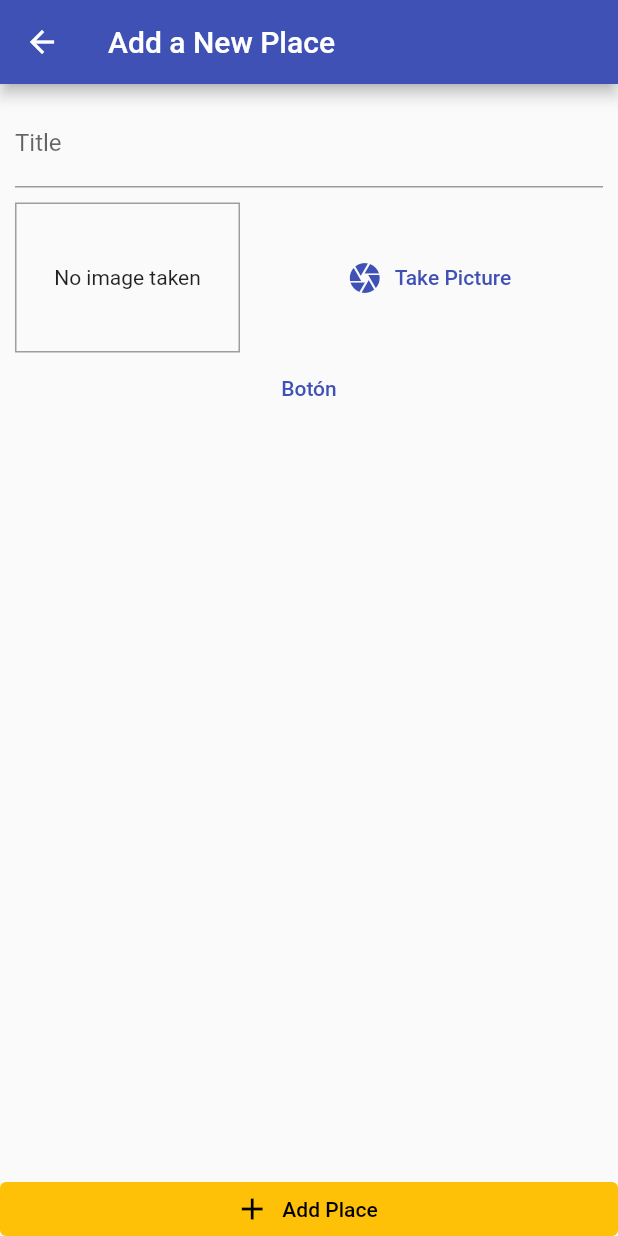
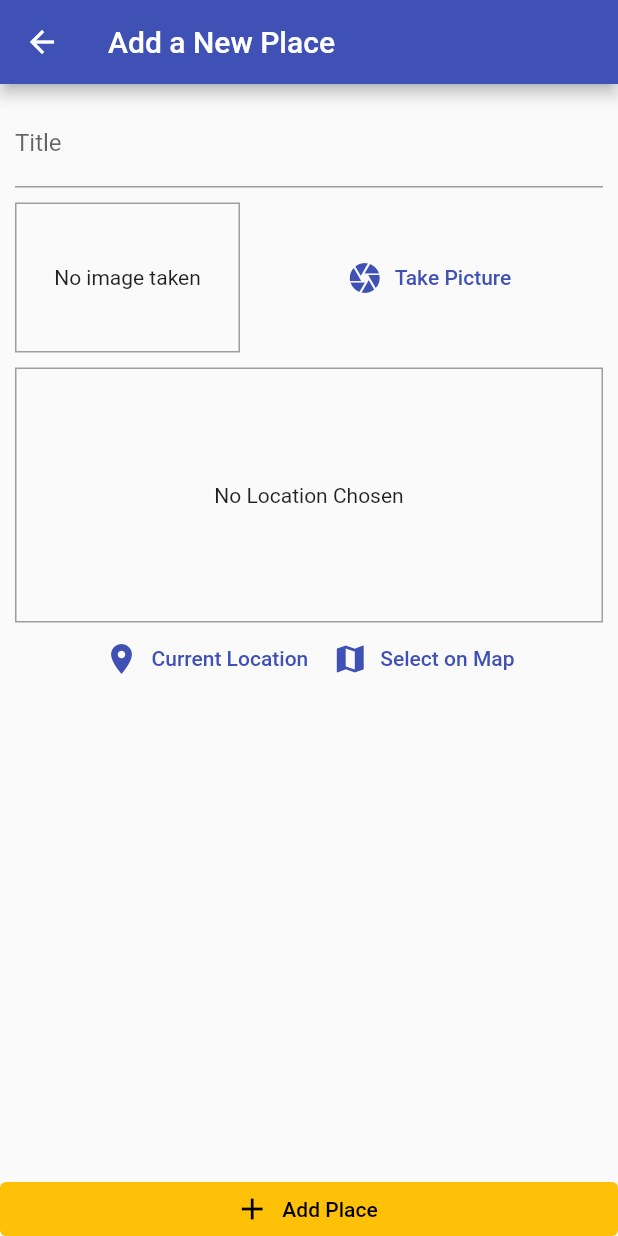
Before and after one commit to UlisesLugo/great_places_app, a Flutter app: the AddPlaceScreen screen opened by its route, on a phone screen of 412 x 824 dp. Run offline on Flutter 3.47's test engine with Material 2 defaults, Android fonts, the phone set to English and light mode, and no system bars; our stand-ins replace flutter_dotenv, geolocator, image_picker, sqflite; accounts and stored records are empty.

```diff
--- /dev/null
+++ b/lib/helpers/location_helper.dart
@@ -0,0 +1,11 @@
+import 'package:flutter_dotenv/flutter_dotenv.dart';
+
+final key = dotenv.get('GOOGLE_API_KEY', fallback: 'Test');
+
+class LocationHelper {
+  static String generateLocationPreviewImage(
+      {double latitude = 0, double longitude = 0}) {
+    return 'https://maps.googleapis.com/maps/api/staticmap?center=$latitude,$longitude' +
+        '&zoom=16&size=600x300&maptype=roadmap&markers=color:red%7Clabel:A%7C$latitude,$longitude&key=$key';
+  }
+}
--- a/lib/main.dart
+++ b/lib/main.dart
@@ -1,4 +1,5 @@
 import 'package:flutter/material.dart';
+import 'package:flutter_dotenv/flutter_dotenv.dart';
 import 'package:provider/provider.dart';
 
 import './providers/places.dart';
@@ -6,7 +7,10 @@ import './providers/places.dart';
 import './screens/add_place_screen.dart';
 import './screens/places_list_screen.dart';
 
-void main() => runApp(MyApp());
+void main() async {
+  await dotenv.load();
+  runApp(MyApp());
+}
 
 class MyApp extends StatelessWidget {
   @override
--- a/lib/providers/places.dart
+++ b/lib/providers/places.dart
@@ -24,6 +24,7 @@ class Places with ChangeNotifier {
             ))
         .toList();
     notifyListeners();
+
     return Future.value();
   }
 
--- a/lib/screens/add_place_screen.dart
+++ b/lib/screens/add_place_screen.dart
@@ -3,6 +3,7 @@ import 'dart:io';
 import 'package:flutter/material.dart';
 import 'package:great_places_app/providers/places.dart';
 import 'package:great_places_app/widgets/image_input.dart';
+import 'package:great_places_app/widgets/location_input.dart';
 import 'package:provider/provider.dart';
 
 class AddPlaceScreen extends StatefulWidget {
@@ -50,10 +51,8 @@ class _AddPlaceScreenState extends State<AddPlaceScreen> {
                     ),
                     SizedBox(height: 10),
                     ImageInput(_selectImage),
-                    TextButton(
-                      child: Text('Botón'),
-                      onPressed: () {},
-                    ),
+                    SizedBox(height: 10),
+                    LocationInput(),
                   ],
                 ),
               ),
--- a/lib/screens/places_list_screen.dart
+++ b/lib/screens/places_list_screen.dart
@@ -1,3 +1,5 @@
+import 'dart:io';
+
 import 'package:flutter/material.dart';
 import 'package:great_places_app/providers/places.dart';
 import 'package:provider/provider.dart';
@@ -34,9 +36,10 @@ class PlacesListScreen extends StatelessWidget {
                   : ListView.builder(
                       itemCount: places.items.length,
                       itemBuilder: (ctx2, i) {
+                        FileImage image = FileImage(places.items[i].image);
                         return ListTile(
                           leading: CircleAvatar(
-                            backgroundImage: FileImage(places.items[i].image),
+                            backgroundImage: image,
                           ),
                           title: Text(places.items[i].title),
                         );
--- /dev/null
+++ b/lib/widgets/location_input.dart
@@ -0,0 +1,93 @@
+import 'package:flutter/material.dart';
+import 'package:geolocator/geolocator.dart';
+import 'package:great_places_app/helpers/location_helper.dart';
+
+class LocationInput extends StatefulWidget {
+  @override
+  State<LocationInput> createState() => _LocationInputState();
+}
+
+class _LocationInputState extends State<LocationInput> {
+  String? _previewImageUrl;
+
+  Future<void> _getCurrentLocation() async {
+    bool serviceEnabled;
+    LocationPermission permission;
+
+    // Test if location services are enabled.
+    serviceEnabled = await Geolocator.isLocationServiceEnabled();
+    if (!serviceEnabled) {
+      // Location services are not enabled don't continue
+      // accessing the position and request users of the
+      // App to enable the location services.
+      return Future.error('Location services are disabled.');
+    }
+
+    permission = await Geolocator.checkPermission();
+    if (permission == LocationPermission.denied) {
+      permission = await Geolocator.requestPermission();
+      if (permission == LocationPermission.denied) {
+        // Permissions are denied, next time you could try
+        // requesting permissions again (this is also where
+        // Android's shouldShowRequestPermissionRationale
+        // returned true. According to Android guidelines
+        // your App should show an explanatory UI now.
+        return Future.error('Location permissions are denied');
+      }
+    }
+
+    if (permission == LocationPermission.deniedForever) {
+      // Permissions are denied forever, handle appropriately.
+      return Future.error(
+          'Location permissions are permanently denied, we cannot request permissions.');
+    }
+    final locData = await Geolocator.getCurrentPosition();
+    final imageUrl = LocationHelper.generateLocationPreviewImage(
+      latitude: locData.latitude,
+      longitude: locData.longitude,
+    );
+    setState(() {
+      _previewImageUrl = imageUrl;
+    });
+    return Future.value();
+  }
+
+  @override
+  Widget build(BuildContext context) {
+    return Column(children: [
+      Container(
+        height: 170,
+        width: double.infinity,
+        alignment: Alignment.center,
+        decoration:
+            BoxDecoration(border: Border.all(width: 1, color: Colors.grey)),
+        child: _previewImageUrl == null
+            ? Text(
+                'No Location Chosen',
+                textAlign: TextAlign.center,
+              )
+            : Image.network(
+                _previewImageUrl!,
+                fit: BoxFit.cover,
+                width: double.infinity,
+              ),
+      ),
+      Row(
+        mainAxisAlignment: MainAxisAlignment.center,
+        children: [
+          TextButton.icon(
+              onPressed: () {
+                print('Button Clicked');
+                _getCurrentLocation();
+              },
+              icon: Icon(Icons.location_on),
+              label: Text('Current Location')),
+          TextButton.icon(
+              onPressed: () {},
+              icon: Icon(Icons.map),
+              label: Text('Select on Map')),
+        ],
+      )
+    ]);
+  }
+}
```
Also changed, not shown: pubspec.yaml (+6 -5 lines), pubspec.lock, 7 other files.
